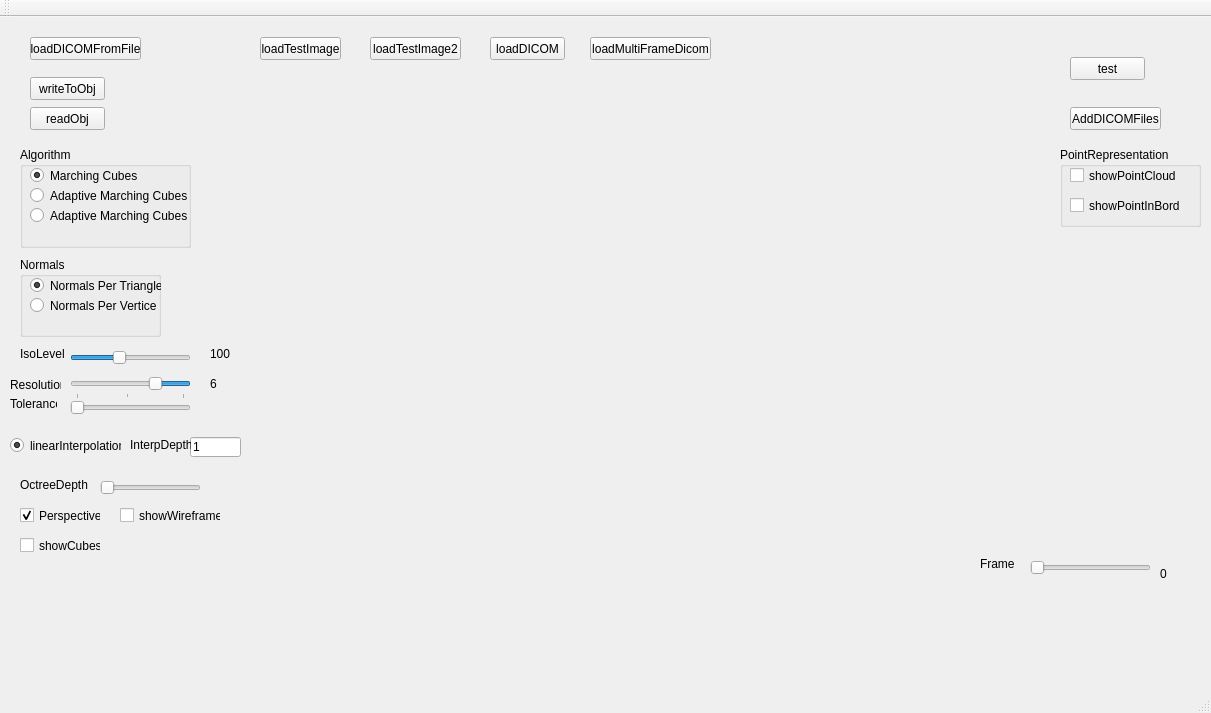
Before: the Qt Designer form VolumeRenderer/volumerenderer.ui in RaduAlexandru/Volume-Renderer, drawn with Qt 5.
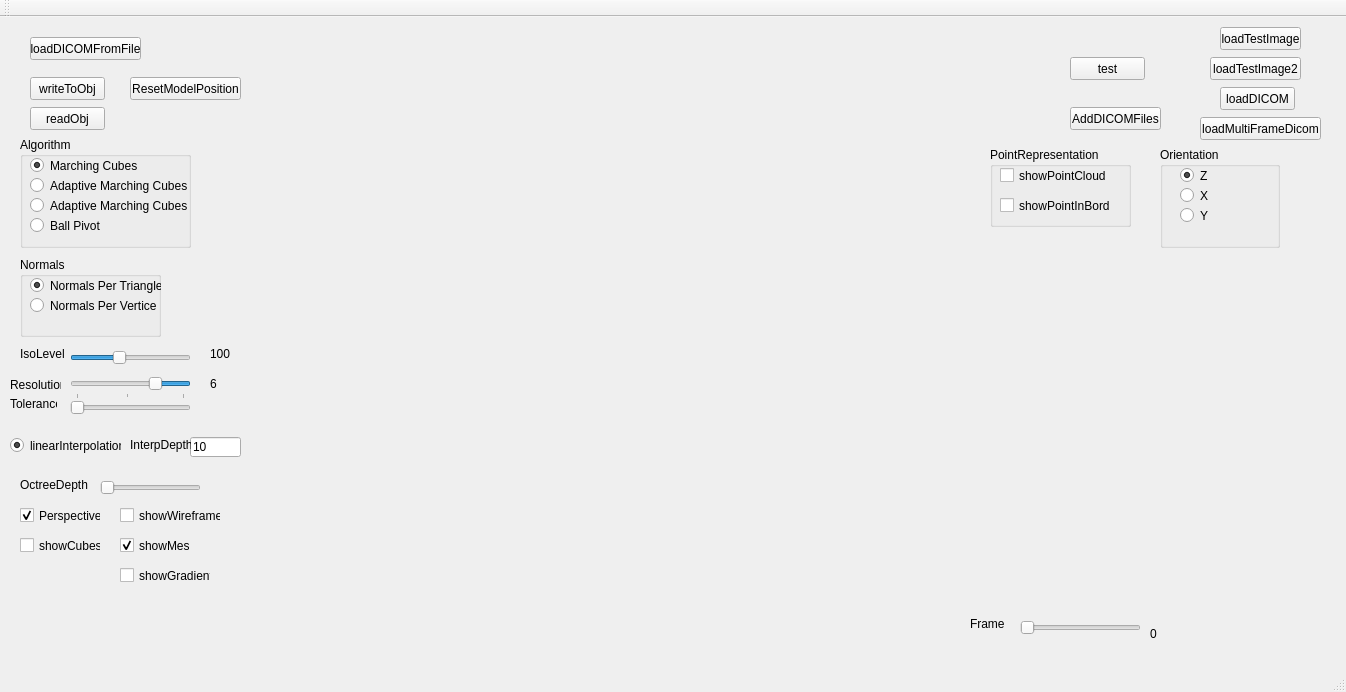
After: the same form once the commit is applied. Custom widgets are drawn as their Qt base class.

Commit message: Began changin the way points are sotred. Now I am changing them se they are stored as glm::vec3 insted of doubles in the model.

The edit to the form file:
```diff
--- a/VolumeRenderer/volumerenderer.ui
+++ b/VolumeRenderer/volumerenderer.ui
@@ -6,8 +6,8 @@
    <rect>
     <x>0</x>
     <y>0</y>
-    <width>1211</width>
-    <height>713</height>
+    <width>1346</width>
+    <height>692</height>
    </rect>
   </property>
   <property name="windowTitle">
@@ -43,8 +43,8 @@
    <widget class="QSlider" name="frameSlider">
     <property name="geometry">
      <rect>
-      <x>1030</x>
-      <y>540</y>
+      <x>1020</x>
+      <y>600</y>
       <width>121</width>
       <height>22</height>
      </rect>
@@ -88,8 +88,8 @@
    <widget class="QPushButton" name="loadTestImageButton">
     <property name="geometry">
      <rect>
-      <x>260</x>
-      <y>20</y>
+      <x>1220</x>
+      <y>10</y>
       <width>81</width>
       <height>23</height>
      </rect>
@@ -101,8 +101,8 @@
    <widget class="QPushButton" name="loadDICOMButton">
     <property name="geometry">
      <rect>
-      <x>490</x>
-      <y>20</y>
+      <x>1220</x>
+      <y>70</y>
       <width>75</width>
       <height>23</height>
      </rect>
@@ -114,8 +114,8 @@
    <widget class="QPushButton" name="loadTestImage2Button">
     <property name="geometry">
      <rect>
-      <x>370</x>
-      <y>20</y>
+      <x>1210</x>
+      <y>40</y>
       <width>91</width>
       <height>23</height>
      </rect>
@@ -140,8 +140,8 @@
    <widget class="QLabel" name="label_2">
     <property name="geometry">
      <rect>
-      <x>980</x>
-      <y>540</y>
+      <x>970</x>
+      <y>600</y>
       <width>47</width>
       <height>13</height>
      </rect>
@@ -220,8 +220,8 @@
    <widget class="QLabel" name="label_6">
     <property name="geometry">
      <rect>
-      <x>1160</x>
-      <y>550</y>
+      <x>1150</x>
+      <y>610</y>
       <width>47</width>
       <height>13</height>
      </rect>
@@ -249,7 +249,7 @@
    <widget class="QGroupBox" name="groupBox">
     <property name="geometry">
      <rect>
-      <x>1060</x>
+      <x>990</x>
       <y>130</y>
       <width>141</width>
       <height>80</height>
@@ -288,8 +288,8 @@
    <widget class="QPushButton" name="loadMFDICOMButton">
     <property name="geometry">
      <rect>
-      <x>590</x>
-      <y>20</y>
+      <x>1200</x>
+      <y>100</y>
       <width>121</width>
       <height>23</height>
      </rect>
@@ -301,10 +301,10 @@
    <widget class="DicomViewer2DGL" name="dicomviewer2dgl" native="true">
     <property name="geometry">
      <rect>
-      <x>1020</x>
-      <y>400</y>
-      <width>151</width>
-      <height>131</height>
+      <x>960</x>
+      <y>250</y>
+      <width>371</width>
+      <height>341</height>
      </rect>
     </property>
    </widget>
@@ -376,7 +376,7 @@
      </rect>
     </property>
     <property name="text">
-     <string>1</string>
+     <string>10</string>
     </property>
    </widget>
    <widget class="QLabel" name="label_7">
@@ -396,9 +396,9 @@
     <property name="geometry">
      <rect>
       <x>20</x>
-      <y>130</y>
+      <y>120</y>
       <width>171</width>
-      <height>101</height>
+      <height>111</height>
      </rect>
     </property>
     <property name="title">
@@ -446,6 +446,19 @@
       <string>Adaptive Marching Cubes 2</string>
      </property>
     </widget>
+    <widget class="QRadioButton" name="ballPivotButton">
+     <property name="geometry">
+      <rect>
+       <x>10</x>
+       <y>80</y>
+       <width>82</width>
+       <height>17</height>
+      </rect>
+     </property>
+     <property name="text">
+      <string>Ball Pivot</string>
+     </property>
+    </widget>
    </widget>
    <widget class="QGroupBox" name="groupBox_3">
     <property name="geometry">
@@ -567,6 +580,103 @@
      <string>readObj</string>
     </property>
    </widget>
+   <widget class="QPushButton" name="pushButton_3">
+    <property name="geometry">
+     <rect>
+      <x>130</x>
+      <y>60</y>
+      <width>111</width>
+      <height>23</height>
+     </rect>
+    </property>
+    <property name="text">
+     <string>ResetModelPosition</string>
+    </property>
+   </widget>
+   <widget class="QCheckBox" name="showMeshButton">
+    <property name="geometry">
+     <rect>
+      <x>120</x>
+      <y>520</y>
+      <width>70</width>
+      <height>17</height>
+     </rect>
+    </property>
+    <property name="text">
+     <string>showMesh</string>
+    </property>
+    <property name="checked">
+     <bool>true</bool>
+    </property>
+   </widget>
+   <widget class="QCheckBox" name="showGradientButton">
+    <property name="geometry">
+     <rect>
+      <x>120</x>
+      <y>550</y>
+      <width>91</width>
+      <height>17</height>
+     </rect>
+    </property>
+    <property name="text">
+     <string>showGradient</string>
+    </property>
+   </widget>
+   <widget class="QGroupBox" name="groupBox_4">
+    <property name="geometry">
+     <rect>
+      <x>1160</x>
+      <y>130</y>
+      <width>120</width>
+      <height>101</height>
+     </rect>
+    </property>
+    <property name="title">
+     <string>Orientation</string>
+    </property>
+    <widget class="QRadioButton" name="orientationZButton">
+     <property name="geometry">
+      <rect>
+       <x>20</x>
+       <y>20</y>
+       <width>82</width>
+       <height>17</height>
+      </rect>
+     </property>
+     <property name="text">
+      <string>Z</string>
+     </property>
+     <property name="checked">
+      <bool>true</bool>
+     </property>
+    </widget>
+    <widget class="QRadioButton" name="orientationXButton">
+     <property name="geometry">
+      <rect>
+       <x>20</x>
+       <y>40</y>
+       <width>82</width>
+       <height>17</height>
+      </rect>
+     </property>
+     <property name="text">
+      <string>X</string>
+     </property>
+    </widget>
+    <widget class="QRadioButton" name="orientationYButton">
+     <property name="geometry">
+      <rect>
+       <x>20</x>
+       <y>60</y>
+       <width>82</width>
+       <height>17</height>
+      </rect>
+     </property>
+     <property name="text">
+      <string>Y</string>
+     </property>
+    </widget>
+   </widget>
   </widget>
   <widget class="QMenuBar" name="menuBar">
    <property name="geometry">
```
Left out of the diff: 55 changed lines with no effect on the pictures. The commit also changes 12 other files.
